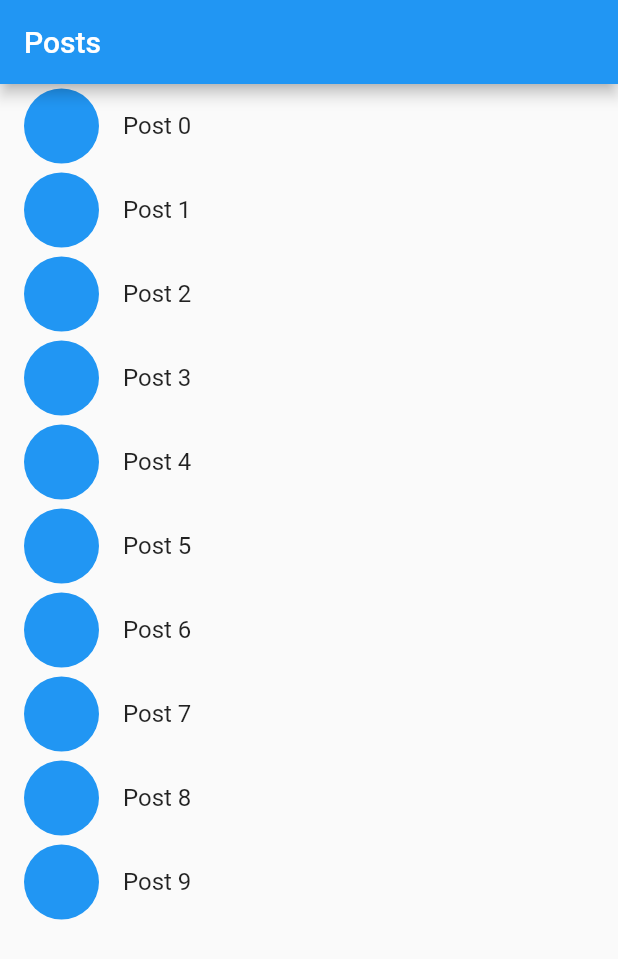
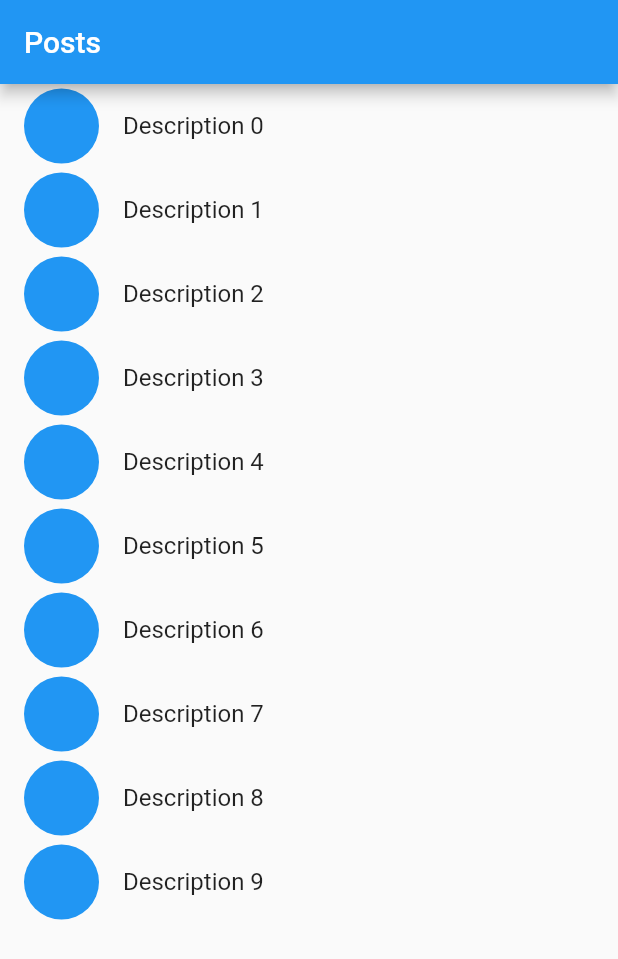
Before and after one commit to L-Nicolas/flutter_firebase_app, a Flutter app: the screen it shows after launch, on a phone screen of 412 x 824 dp. Shown: the top 959 px of the screen. Run offline on Flutter 3.47's test engine with Material 2 defaults, Android fonts, the phone set to English and light mode, and no system bars; our stand-ins replace bloc, firebase_analytics, firebase_core, firebase_crashlytics, flutter_bloc; accounts and stored records are empty.

Commit message:
Modification de l'objet Post : ajout d'un titre et description pour correspondre à l'énoncé

```diff
--- a/lib/posts_screen/models/post.dart
+++ b/lib/posts_screen/models/post.dart
@@ -1,9 +1,11 @@
 class Post {
   final String id;
-  final String body;
+  final String title;
+  final String description;
 
   Post({
     required this.id,
-    required this.body,
+    required this.title,
+    required this.description,
   });
 }
--- a/lib/posts_screen/post_bloc/post_bloc.dart
+++ b/lib/posts_screen/post_bloc/post_bloc.dart
@@ -21,7 +21,8 @@ class PostBloc extends Bloc<PostEvent, PostState> {
         final posts = List.generate(count, (index) {
           return Post(
             id: '$index',
-            body: 'Post $index',
+            title: 'Post $index',
+            description: 'Description $index',
           );
         });
         emit(state.copyWith(status: PostStatus.success, posts: posts));
--- a/lib/posts_screen/post_item.dart
+++ b/lib/posts_screen/post_item.dart
@@ -14,7 +14,7 @@ class PostItem extends StatelessWidget {
   @override
   Widget build(BuildContext context) {
     return ListTile(
-      title: Text(post.body),
+      title: Text(post.description),
       leading: Container(
         height: 50,
         width: 50,
```
